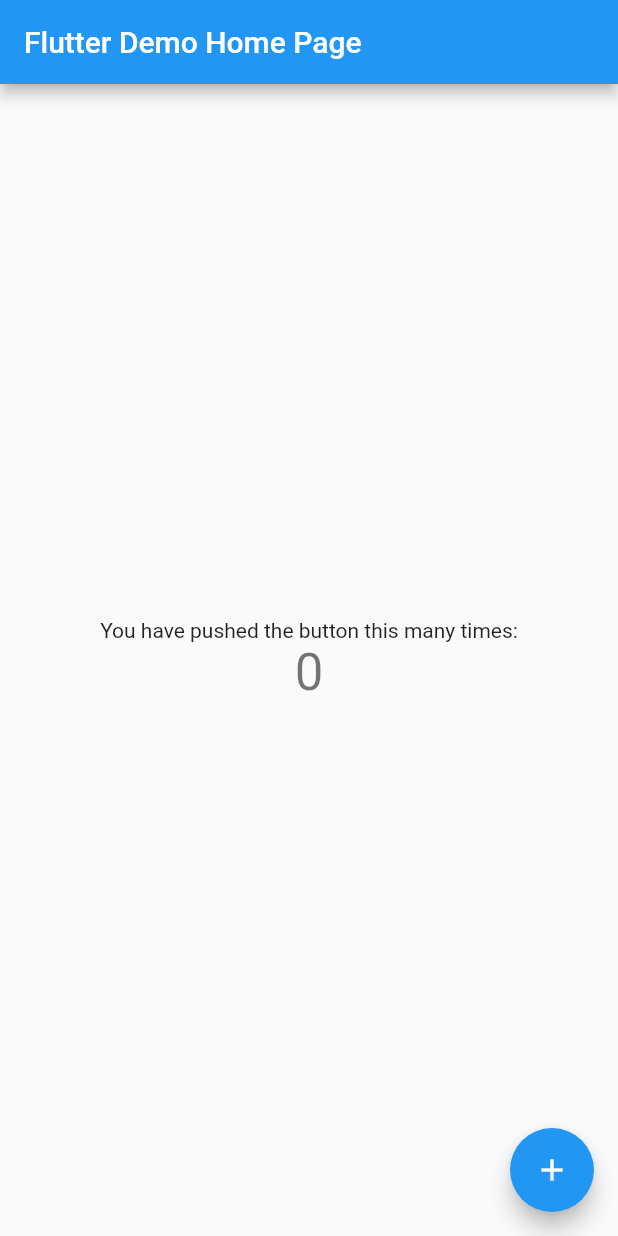
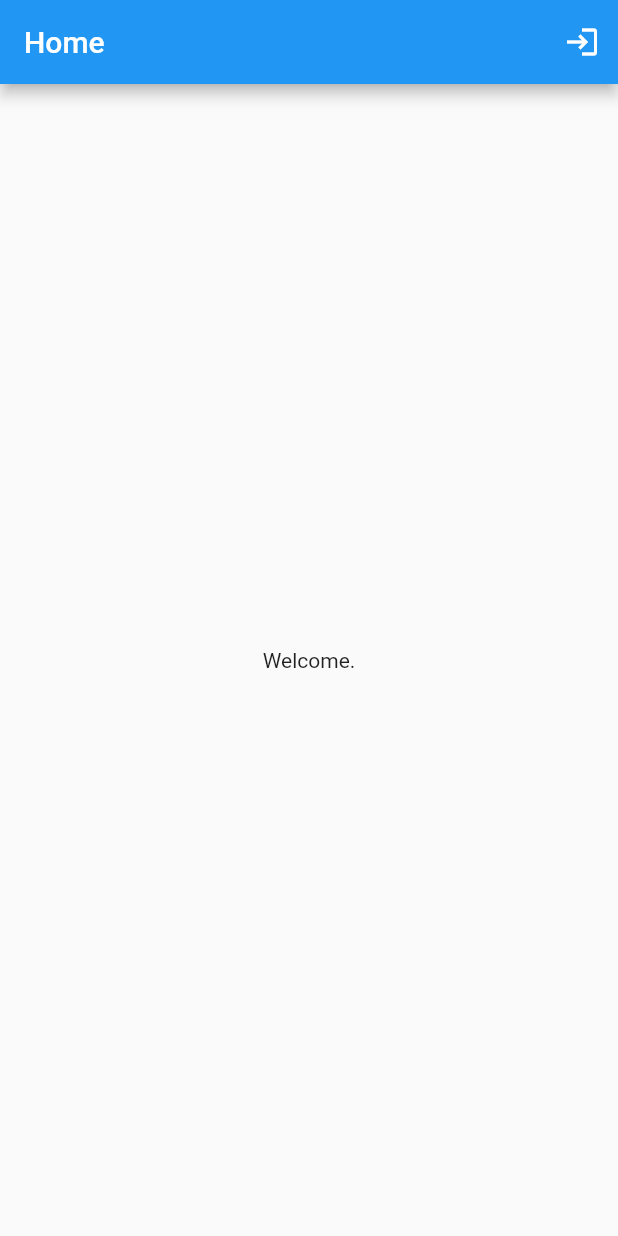
Before and after one commit to dundivet/flutter-boilerplate, a Flutter app: the screen it shows after launch, on a phone screen of 412 x 824 dp. Run offline on Flutter 3.47's test engine with Material 2 defaults, Android fonts, the phone set to English and light mode, and no system bars; our stand-ins replace shared_preferences.

```diff
--- a/lib/main.dart
+++ b/lib/main.dart
@@ -1,7 +1,22 @@
+import 'dart:io';
 import 'package:flutter/material.dart';
+import 'package:provider/provider.dart';
 
-void main() {
-  runApp(const MyApp());
+import 'package:boilerplate/pages/pages.dart';
+import 'package:boilerplate/routes/routes.dart';
+import 'package:boilerplate/services/auth/auth_service.dart';
+import 'package:boilerplate/utils/utils.dart';
+
+void main() async {
+  WidgetsFlutterBinding.ensureInitialized();
+
+  HttpOverrides.global = MyHttpOverrides();
+
+  await InAppPreferences().initPrefs();
+
+  runApp(MultiProvider(providers: [
+    // ChangeNotifierProvider<AuthService>(create: (_) => AuthService.boilerplate()),
+  ], child: const MyApp()));
 }
 
 class MyApp extends StatelessWidget {
@@ -11,105 +26,17 @@ class MyApp extends StatelessWidget {
   @override
   Widget build(BuildContext context) {
     return MaterialApp(
-      title: 'Flutter Demo',
+      debugShowCheckedModeBanner: false,
+      title: 'Boilerplate Demo',
       theme: ThemeData(
-        // This is the theme of your application.
-        //
-        // Try running your application with "flutter run". You'll see the
-        // application has a blue toolbar. Then, without quitting the app, try
-        // changing the primarySwatch below to Colors.green and then invoke
-        // "hot reload" (press "r" in the console where you ran "flutter run",
-        // or simply save your changes to "hot reload" in a Flutter IDE).
-        // Notice that the counter didn't reset back to zero; the application
-        // is not restarted.
         primarySwatch: Colors.blue,
       ),
-      home: const MyHomePage(title: 'Flutter Demo Home Page'),
+      routes: Routes.get(),
+      // initialRoute: Routes.lobby,
+      initialRoute: Routes.home,
+      onGenerateRoute: (settings) {
+        return MaterialPageRoute(builder: ((context) => const NotFoundPage()));
+      },
     );
   }
 }
-
-class MyHomePage extends StatefulWidget {
-  const MyHomePage({super.key, required this.title});
-
-  // This widget is the home page of your application. It is stateful, meaning
-  // that it has a State object (defined below) that contains fields that affect
-  // how it looks.
-
-  // This class is the configuration for the state. It holds the values (in this
-  // case the title) provided by the parent (in this case the App widget) and
-  // used by the build method of the State. Fields in a Widget subclass are
-  // always marked "final".
-
-  final String title;
-
-  @override
-  State<MyHomePage> createState() => _MyHomePageState();
-}
-
-class _MyHomePageState extends State<MyHomePage> {
-  int _counter = 0;
-
-  void _incrementCounter() {
-    setState(() {
-      // This call to setState tells the Flutter framework that something has
-      // changed in this State, which causes it to rerun the build method below
-      // so that the display can reflect the updated values. If we changed
-      // _counter without calling setState(), then the build method would not be
-      // called again, and so nothing would appear to happen.
-      _counter++;
-    });
-  }
-
-  @override
-  Widget build(BuildContext context) {
-    // This method is rerun every time setState is called, for instance as done
-    // by the _incrementCounter method above.
-    //
-    // The Flutter framework has been optimized to make rerunning build methods
-    // fast, so that you can just rebuild anything that needs updating rather
-    // than having to individually change instances of widgets.
-    return Scaffold(
-      appBar: AppBar(
-        // Here we take the value from the MyHomePage object that was created by
-        // the App.build method, and use it to set our appbar title.
-        title: Text(widget.title),
-      ),
-      body: Center(
-        // Center is a layout widget. It takes a single child and positions it
-        // in the middle of the parent.
-        child: Column(
-          // Column is also a layout widget. It takes a list of children and
-          // arranges them vertically. By default, it sizes itself to fit its
-          // children horizontally, and tries to be as tall as its parent.
-          //
-          // Invoke "debug painting" (press "p" in the console, choose the
-          // "Toggle Debug Paint" action from the Flutter Inspector in Android
-          // Studio, or the "Toggle Debug Paint" command in Visual Studio Code)
-          // to see the wireframe for each widget.
-          //
-          // Column has various properties to control how it sizes itself and
-          // how it positions its children. Here we use mainAxisAlignment to
-          // center the children vertically; the main axis here is the vertical
-          // axis because Columns are vertical (the cross axis would be
-          // horizontal).
-          mainAxisAlignment: MainAxisAlignment.center,
-          children: <Widget>[
-            const Text(
-              'You have pushed the button this many times:',
-            ),
-            Text(
-              '$_counter',
-              style: Theme.of(context).textTheme.headline4,
-            ),
-          ],
-        ),
-      ),
-      floatingActionButton: FloatingActionButton(
-        onPressed: _incrementCounter,
-        tooltip: 'Increment',
-        child: const Icon(Icons.add),
-      ), // This trailing comma makes auto-formatting nicer for build methods.
-    );
-  }
-}
--- /dev/null
+++ b/lib/pages/home_page.dart
@@ -0,0 +1,25 @@
+import 'package:flutter/material.dart';
+
+class HomePage extends StatelessWidget {
+  const HomePage({Key? key}) : super(key: key);
+
+  @override
+  Widget build(BuildContext context) {
+
+    return Scaffold(
+      appBar: AppBar(
+        title: const Text('Home'),
+        automaticallyImplyLeading: false,
+        actions: [
+          IconButton(onPressed: () {
+            // AuthService.boilerplate().logout();
+            // Navigator.pushReplacementNamed(context, Routes.signin);
+          }, icon: const Icon(Icons.login))
+        ],
+      ),
+      body: const Center(
+        child: Text('Welcome.')
+      )
+    );
+  }
+}
--- /dev/null
+++ b/lib/pages/pages.dart
@@ -0,0 +1,3 @@
+export 'home_page.dart';
+export 'lobby_page.dart';
+export 'not_found_page.dart';
--- /dev/null
+++ b/lib/routes/routes.dart
@@ -0,0 +1,15 @@
+import 'package:flutter/material.dart';
+
+import 'package:boilerplate/pages/pages.dart';
+
+class Routes {
+  static const home       = 'home';
+  static const lobby      = 'lobby';
+
+  static Map<String, WidgetBuilder> get() {
+    return <String, WidgetBuilder> {
+      Routes.home      : (context) => const HomePage(),
+      Routes.lobby     : (context) => const LobbyPage(),
+    };
+  }
+}
--- /dev/null
+++ b/lib/services/auth/auth_provider.dart
@@ -0,0 +1,11 @@
+
+import 'package:flutter/material.dart';
+
+abstract class AuthProvider extends ChangeNotifier {
+
+  Future<bool> signIn(String username, String password);
+
+  Future<void> logout();
+
+  Future<String?> isAuthenticated();
+}
--- /dev/null
+++ b/lib/services/auth/auth_service.dart
@@ -0,0 +1,20 @@
+
+import 'package:boilerplate/services/auth/auth_provider.dart';
+
+class AuthService extends AuthProvider {
+
+  final AuthProvider provider;
+
+  AuthService(this.provider);
+
+  // factory AuthService.boilerplate() => AuthService(AuthBoilerplateProvider());
+
+  @override
+  Future<bool> signIn(String username, String password) async => provider.signIn(username, password);
+
+  @override
+  Future<void> logout() => provider.logout();
+
+  @override
+  Future<String?> isAuthenticated() async => provider.isAuthenticated();
+}
--- /dev/null
+++ b/lib/utils/utils.dart
@@ -0,0 +1,2 @@
+export 'http_overrides.dart';
+export 'inapp_preferences.dart';
--- a/pubspec.yaml
+++ b/pubspec.yaml
@@ -36,6 +36,10 @@ dependencies:
   # The following adds the Cupertino Icons font to your application.
   # Use with the CupertinoIcons class for iOS style icons.
   cupertino_icons: ^1.0.2
+  http: ^0.13.5
+  flutter_secure_storage: ^6.0.0
+  provider: ^6.0.4
+  shared_preferences: ^2.0.15
 
 dev_dependencies:
   flutter_test:
```
Also changed, not shown: lib/pages/lobby_page.dart (added, +37 -0 lines), lib/pages/not_found_page.dart (added, +13 -0 lines), lib/utils/http_overrides.dart (added, +9 -0 lines), lib/utils/inapp_preferences.dart (added, +25 -0 lines), lib/models/models.dart (added), lib/services/services.dart (added), pubspec.lock.
